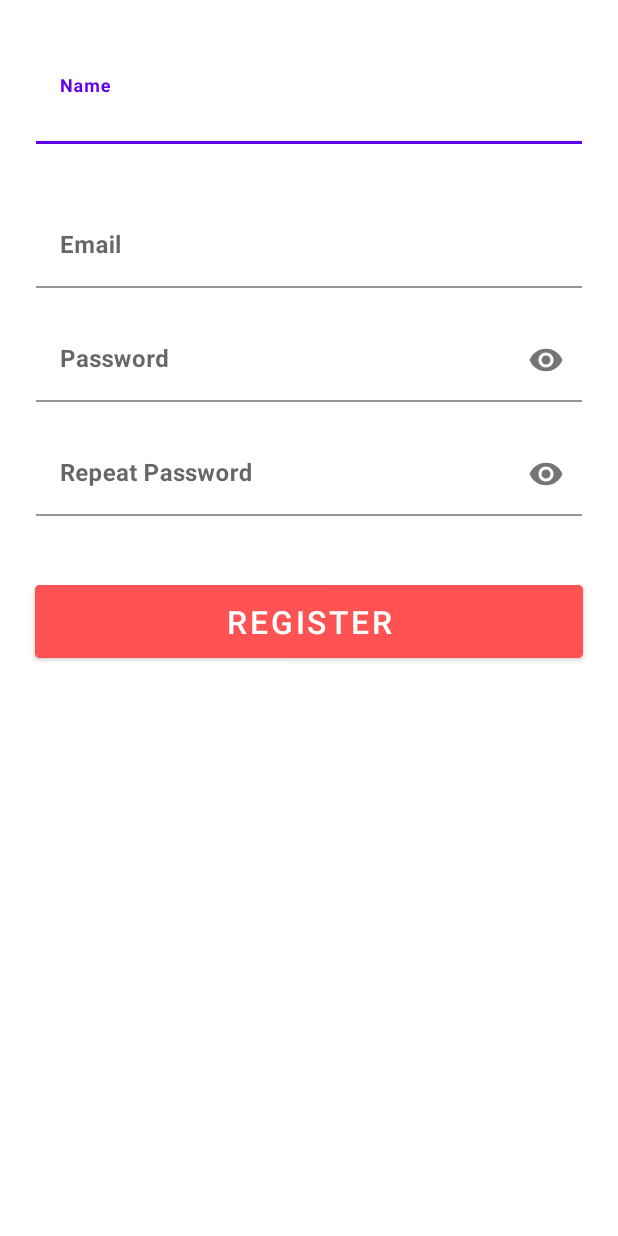
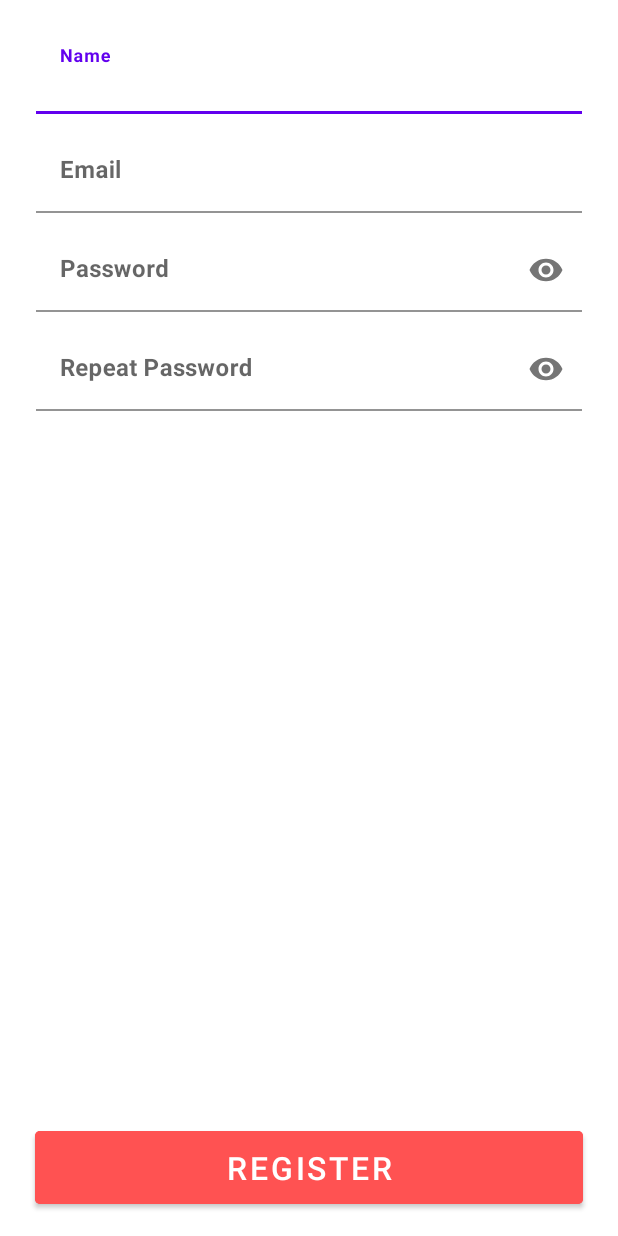
Before and after one commit to gabrielaraujoz/AndroidChallenge, an Android app: the layout activity_register.xml on its own in the app's theme, with its tools: preview values and no code run, on a phone screen of 412 x 824 dp. Run offline under Robolectric (Android 15) with nearby library versions, the phone set to English and light mode, and no system bars; Roboto replaces fonts that are not available here.

Commit message:
Ajustando botão btnRegisterRegister

```diff
--- a/app/src/main/AndroidManifest.xml
+++ b/app/src/main/AndroidManifest.xml
@@ -9,7 +9,12 @@
         android:roundIcon="@mipmap/ic_launcher_round"
         android:supportsRtl="true"
         android:theme="@style/Theme.AndroidChallenge">
-        <activity android:name=".register.RegisterActivity" android:parentActivityName=".login.MainActivity"></activity>
+        <activity
+            android:name=".register.RegisterActivity"
+            android:label="@string/register"
+            android:parentActivityName=".login.MainActivity">
+
+        </activity>
         <activity
             android:name=".SplashScreenActivity"
             android:theme="@style/Theme.SplashScreen">
--- a/app/src/main/res/layout/activity_register.xml
+++ b/app/src/main/res/layout/activity_register.xml
@@ -5,13 +5,14 @@
     android:layout_width="match_parent"
     android:layout_height="match_parent"
     android:orientation="vertical"
+
     tools:context=".register.RegisterActivity">
 
     <com.google.android.material.textfield.TextInputLayout
         android:layout_width="match_parent"
         android:layout_height="wrap_content"
         android:hint="Name"
-        android:layout_marginTop="40dp"
+        android:layout_marginTop="20dp"
         android:layout_marginHorizontal="24dp">
         <com.google.android.material.textfield.TextInputEditText
             android:id="@+id/txtInputRegisterName"
@@ -29,7 +30,7 @@
         android:layout_width="match_parent"
         android:layout_height="wrap_content"
         android:hint="Email"
-        android:layout_marginTop="40dp"
+        android:layout_marginTop="10dp"
         android:layout_marginHorizontal="24dp">
         <com.google.android.material.textfield.TextInputEditText
             android:id="@+id/txtInputLoginEmail"
@@ -50,7 +51,7 @@
         android:layout_height="wrap_content"
         android:hint="Password"
         app:passwordToggleEnabled="true"
-        android:layout_marginTop="20dp"
+        android:layout_marginTop="10dp"
         android:layout_marginHorizontal="24dp">
         <com.google.android.material.textfield.TextInputEditText
             android:id="@+id/txtInputRegisterPassword"
@@ -70,7 +71,7 @@
         android:layout_height="wrap_content"
         android:hint="Repeat Password"
         app:passwordToggleEnabled="true"
-        android:layout_marginTop="20dp"
+        android:layout_marginTop="10dp"
         android:layout_marginHorizontal="24dp">
         <com.google.android.material.textfield.TextInputEditText
             android:id="@+id/txtInputRegisterRepeatPassword"
@@ -85,17 +86,22 @@
         </com.google.android.material.textfield.TextInputEditText>
     </com.google.android.material.textfield.TextInputLayout>
 
+    <RelativeLayout
+        android:layout_width="match_parent"
+        android:layout_height="match_parent">
     <com.google.android.material.button.MaterialButton
-        android:id="@+id/btnLogin"
+        android:id="@+id/btnRegisterRegister"
         android:layout_width="match_parent"
         android:layout_height="wrap_content"
         android:layout_marginHorizontal="23dp"
-        android:layout_marginTop="40dp"
         android:backgroundTint="@color/button_color"
+        android:gravity="center"
         android:padding="10dp"
         android:text="@string/register"
+        android:layout_alignParentBottom="true"
+        android:layout_marginBottom="15dp"
         android:textSize="21sp"
-        app:cornerRadius="3dp"/>
-
+        app:cornerRadius="3dp" />
+    </RelativeLayout>
 
 </LinearLayout>
```
